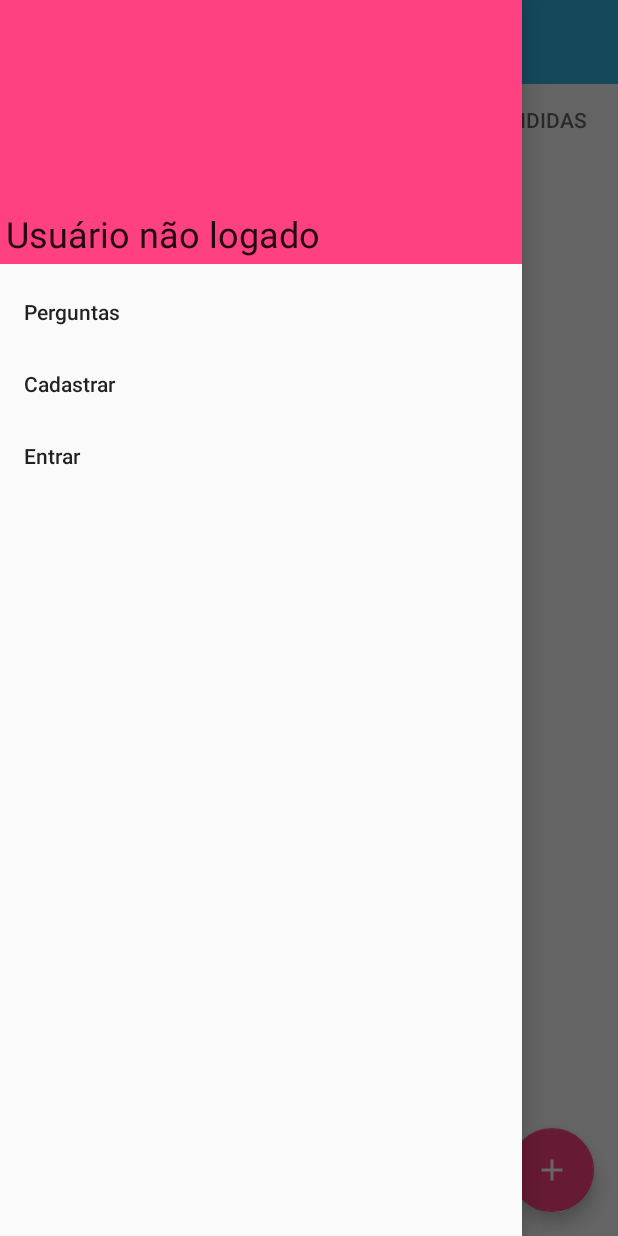
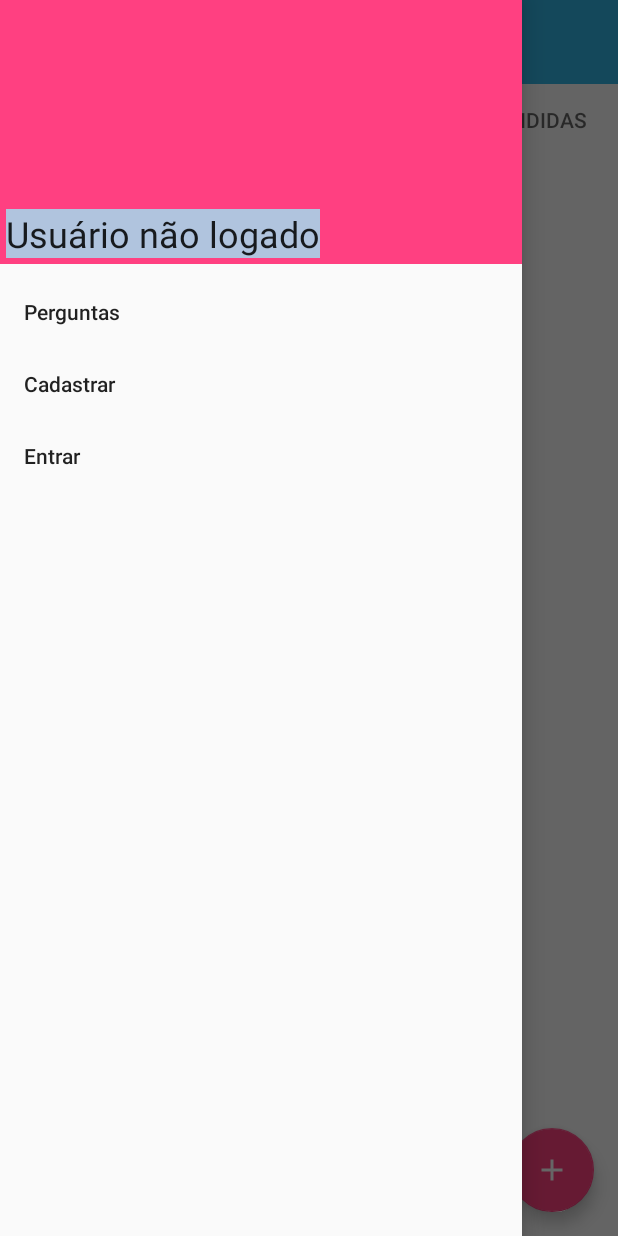
Before and after one commit to InfnApps/ClassManager, an Android app: the screen it shows after launch (MainActivity), with the side drawer open, on a phone screen of 412 x 824 dp. Run offline under Robolectric (Android 15) with nearby library versions, the phone set to English and light mode, and no system bars; our stand-ins replace Firebase (no records; nobody signed in at launch, a user with empty details on screens opened directly).

Commit message:
modificacao de layout / implementacao de toast

```diff
--- a/app/src/main/java/br/edu/infnet/classmanager/LoginActivity.java
+++ b/app/src/main/java/br/edu/infnet/classmanager/LoginActivity.java
@@ -4,6 +4,7 @@ import android.content.Intent;
 import android.os.Bundle;
 import android.support.annotation.NonNull;
 import android.support.v7.app.AppCompatActivity;
+import android.view.Gravity;
 import android.view.View;
 import android.widget.EditText;
 import android.widget.Toast;
@@ -53,6 +54,7 @@ public class LoginActivity extends AppCompatActivity {
                             Toast.makeText(getApplicationContext(),
                                     task.getException().getMessage(),
                                     Toast.LENGTH_LONG).show();
+
                         }
                     }
                 });
--- a/app/src/main/java/br/edu/infnet/classmanager/MainActivity.java
+++ b/app/src/main/java/br/edu/infnet/classmanager/MainActivity.java
@@ -49,7 +49,9 @@ public class MainActivity extends AppCompatActivity
         navigationView = findViewById(R.id.navigation_view);
         drawerLayout = findViewById(R.id.main_drawer_layout);
         Toolbar toolbar = findViewById(R.id.main_toolbar);
-
+        Toast.makeText(getApplicationContext(),
+                "Seja Bem Vindo Senhores",
+                Toast.LENGTH_SHORT).show();
 
         setSupportActionBar(toolbar);
         ActionBarDrawerToggle toggle = new ActionBarDrawerToggle(this, drawerLayout,
@@ -113,9 +115,11 @@ public class MainActivity extends AppCompatActivity
         }
         switch (item.getItemId()){
             case R.id.menu_signin:
+                Toast.makeText(this, "Entre e Fique a vontade", Toast.LENGTH_SHORT).show();
                 startActivity(new Intent(this, LoginActivity.class));
                 break;
             case R.id.menu_signup:
+                Toast.makeText(this, "Entre e se Cadastre", Toast.LENGTH_SHORT).show();
                 startActivity(new Intent(this, SignUpActivity.class));
                 break;
             case R.id.menu_profile:
@@ -127,6 +131,7 @@ public class MainActivity extends AppCompatActivity
             case R.id.menu_logout:
                 mAuth.signOut();
                 setNavigationHeader();
+                Toast.makeText(this, "Obrigado e Volte Sempre", Toast.LENGTH_SHORT).show();
                 break;
             default:
                 break;
--- a/app/src/main/java/br/edu/infnet/classmanager/MoodleAuthTask.java
+++ b/app/src/main/java/br/edu/infnet/classmanager/MoodleAuthTask.java
@@ -1,6 +1,7 @@
 package br.edu.infnet.classmanager;
 
 import android.os.AsyncTask;
+import android.widget.Toast;
 
 import java.io.BufferedReader;
 import java.io.InputStream;
--- a/app/src/main/java/br/edu/infnet/classmanager/QuestionComposerActivity.java
+++ b/app/src/main/java/br/edu/infnet/classmanager/QuestionComposerActivity.java
@@ -6,6 +6,7 @@ import android.os.Bundle;
 import android.view.View;
 import android.widget.CheckBox;
 import android.widget.EditText;
+import android.widget.Toast;
 
 import com.google.firebase.auth.FirebaseAuth;
 import com.google.firebase.auth.FirebaseUser;
@@ -54,6 +55,7 @@ public class QuestionComposerActivity extends AppCompatActivity {
 
                 if (isAnonym){
                     askerName = getString(R.string.anonymous_name);
+                    Toast.makeText(QuestionComposerActivity.this, "Sorria, Você está sendo Filmado", Toast.LENGTH_SHORT).show();
                 }
 
                 //User user = dataSnapshot.getValue(User.class);
@@ -62,13 +64,17 @@ public class QuestionComposerActivity extends AppCompatActivity {
                         currentUser.getUid(),
                         isAnonym);
 
+
                 DatabaseReference dbReference = FirebaseDatabase.getInstance().getReference(Constants.ACTIVE_QUESTIONS_ENDPOINT);
                 dbReference = dbReference.push();
                 dbReference.setValue(questionCard);
+
+
             }
 
             @Override
             public void onCancelled(@NonNull DatabaseError databaseError) {
+
 
             }
         });
--- a/app/src/main/java/br/edu/infnet/classmanager/QuestionFeedbackActivity.java
+++ b/app/src/main/java/br/edu/infnet/classmanager/QuestionFeedbackActivity.java
@@ -6,6 +6,7 @@ import android.os.Bundle;
 import android.view.View;
 import android.widget.EditText;
 import android.widget.TextView;
+import android.widget.Toast;
 
 import com.google.firebase.database.DatabaseReference;
 import com.google.firebase.database.FirebaseDatabase;
@@ -24,6 +25,7 @@ public class QuestionFeedbackActivity extends AppCompatActivity {
     protected void onCreate(Bundle savedInstanceState) {
         super.onCreate(savedInstanceState);
         setContentView(R.layout.activity_question_feedback);
+        Toast.makeText(this, "Será um prazer responde-lo(a)", Toast.LENGTH_SHORT).show();
 
         Intent intent = getIntent();
 
@@ -60,6 +62,7 @@ public class QuestionFeedbackActivity extends AppCompatActivity {
         //Adiciona à lista de respondidas, mas antes marca como respondida
         questionCard.setAnswered(true);
         answeredQuestionsReference.setValue(questionCard);
+        Toast.makeText(this, "Sua pergunta será respondida", Toast.LENGTH_SHORT).show();
 
 
 
--- a/app/src/main/java/br/edu/infnet/classmanager/ShowQuestionActivity.java
+++ b/app/src/main/java/br/edu/infnet/classmanager/ShowQuestionActivity.java
@@ -5,6 +5,7 @@ import android.support.v7.app.AppCompatActivity;
 import android.os.Bundle;
 import android.util.Log;
 import android.widget.TextView;
+import android.widget.Toast;
 
 import com.google.firebase.database.ChildEventListener;
 import com.google.firebase.database.DataSnapshot;
@@ -29,6 +30,7 @@ public class ShowQuestionActivity extends AppCompatActivity {
     protected void onCreate(Bundle savedInstanceState) {
         super.onCreate(savedInstanceState);
         setContentView(R.layout.activity_show_question);
+        Toast.makeText(this, "100 Dúvidas chegou para te ajudar", Toast.LENGTH_SHORT).show();
 
 
         Intent intent = getIntent();
--- a/app/src/main/java/br/edu/infnet/classmanager/SignUpActivity.java
+++ b/app/src/main/java/br/edu/infnet/classmanager/SignUpActivity.java
@@ -110,7 +110,7 @@ public class SignUpActivity extends AppCompatActivity implements MoodleAuthTask.
                                 User user = new User(name, email);
                                 userRef.child(fbUser.getUid()).setValue(user);
                                 Toast.makeText(getApplicationContext(),
-                                        "Cadastro efetuado com sucesso!",
+                                        "Voce foi Cadastrado com Sucesso",
                                         Toast.LENGTH_LONG).show();
                                 //avançar para outra Activity (MainActivity)
                                 /*Intent intent = new Intent(getApplicationContext(),
--- a/app/src/main/res/layout/activity_login.xml
+++ b/app/src/main/res/layout/activity_login.xml
@@ -47,6 +47,7 @@
         android:text="@string/signin"
         android:layout_width="match_parent"
         android:layout_height="wrap_content"
-        android:onClick="signIn"/>
+        android:onClick="signIn"
+        android:background="#B0C4DE"/>
 
 </LinearLayout>
--- a/app/src/main/res/layout/activity_question_composer.xml
+++ b/app/src/main/res/layout/activity_question_composer.xml
@@ -37,7 +37,8 @@
         android:layout_width="match_parent"
         android:layout_height="wrap_content"
         android:text="@string/send"
-        android:onClick="saveQuestion"/>
+        android:onClick="saveQuestion"
+        android:background="#B0C4DE"/>
 
 
 
--- a/app/src/main/res/layout/activity_question_feedback.xml
+++ b/app/src/main/res/layout/activity_question_feedback.xml
@@ -27,6 +27,7 @@
         android:layout_width="match_parent"
         android:layout_height="wrap_content"
         android:text="Marcar respondida"
-        android:onClick="setAsAnswered"/>
+        android:onClick="setAsAnswered"
+        android:background="#B0C4DE"/>
 
 </LinearLayout>
--- a/app/src/main/res/layout/activity_sign_up.xml
+++ b/app/src/main/res/layout/activity_sign_up.xml
@@ -58,7 +58,8 @@
             android:text="@string/signup_text"
             android:layout_width="match_parent"
             android:layout_height="wrap_content"
-            android:onClick="createUser"/>
+            android:onClick="createUser"
+            android:background="#B0C4DE"/>
 
     </LinearLayout>
 
--- a/app/src/main/res/layout/drawer_header.xml
+++ b/app/src/main/res/layout/drawer_header.xml
@@ -12,6 +12,7 @@
         android:layout_alignParentBottom="true"
         android:textAppearance="@style/TextAppearance.AppCompat.Headline"
         android:layout_margin="@dimen/min_margin"
-        android:text="@string/unauth_username"/>
+        android:text="@string/unauth_username"
+        android:background="#B0C4DE"/>
 
 </RelativeLayout>
--- a/app/src/main/res/layout/fragment_panic.xml
+++ b/app/src/main/res/layout/fragment_panic.xml
@@ -11,7 +11,8 @@
         android:layout_width="match_parent"
         android:layout_height="0dp"
         android:layout_weight="1"
-        android:text="@string/panic_btn_text"/>
+        android:text="@string/panic_btn_text"
+        android:background="#B0C4DE"/>
     <TextView
         android:id="@+id/counter"
         android:layout_width="wrap_content"
--- a/app/src/main/res/values/colors.xml
+++ b/app/src/main/res/values/colors.xml
@@ -1,6 +1,6 @@
 <?xml version="1.0" encoding="utf-8"?>
 <resources>
-    <color name="colorPrimary">#3F51B5</color>
-    <color name="colorPrimaryDark">#303F9F</color>
+    <color name="colorPrimary">#000000</color>
+    <color name="colorPrimaryDark">#000000</color>
     <color name="colorAccent">#FF4081</color>
 </resources>
--- a/build.gradle
+++ b/build.gradle
@@ -3,15 +3,15 @@
 buildscript {
 
     repositories {
+
         google()
         jcenter()
     }
     dependencies {
-        classpath 'com.android.tools.build:gradle:3.1.4'
+        classpath 'com.android.tools.build:gradle:3.2.0'
 
 
-        // NOTE: Do not place your application dependencies here; they belong
-        // in the individual module build.gradle files
+
         classpath 'com.google.gms:google-services:4.0.1'
     }
 }
```
Also changed, not shown: app/build.gradle (+4 -3 lines), gradle/wrapper/gradle-wrapper.properties.
